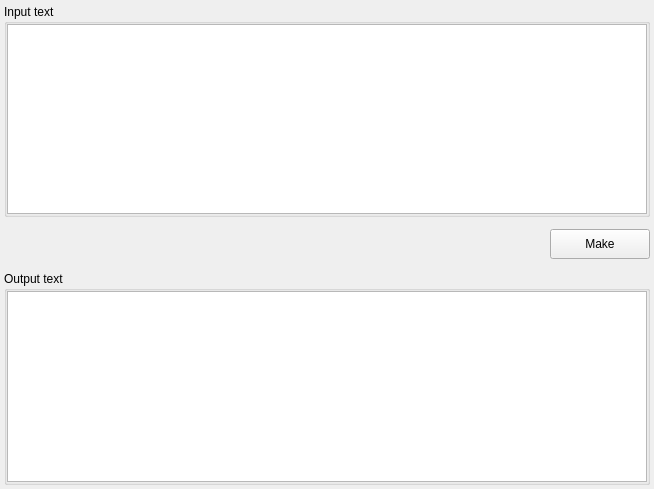
Old version of the form src/gui/symmetric/atbash/atbash.ui in the repository vasilypht/crypto-methods.
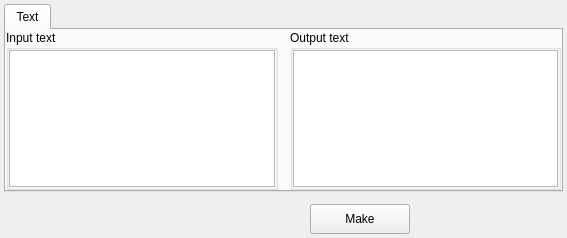
New version of the form.

Commit message: Redesigned ui for Atbash widget

```diff
--- a/src/gui/symmetric/atbash/atbash.ui
+++ b/src/gui/symmetric/atbash/atbash.ui
@@ -6,14 +6,14 @@
    <rect>
     <x>0</x>
     <y>0</y>
-    <width>654</width>
-    <height>489</height>
+    <width>567</width>
+    <height>238</height>
    </rect>
   </property>
   <property name="windowTitle">
    <string>Form</string>
   </property>
-  <layout class="QVBoxLayout" name="verticalLayout">
+  <layout class="QVBoxLayout" name="verticalLayout_3">
    <property name="spacing">
     <number>12</number>
    </property>
@@ -28,16 +28,35 @@
    </property>
    <property name="bottomMargin">
     <number>4</number>
+   </property>
+   <item alignment="Qt::AlignTop">
+    <widget class="QTabWidget" name="tab_widget">
+     <widget class="QWidget" name="tab_text">
+      <attribute name="title">
+       <string>Text</string>
+      </attribute>
+      <layout class="QHBoxLayout" name="horizontalLayout_2">
+       <property name="spacing">
+        <number>12</number>
+       </property>
+       <property name="leftMargin">
+        <number>0</number>
+       </property>
+       <property name="topMargin">
+        <number>0</number>
+       </property>
+       <property name="rightMargin">
+        <number>0</number>
+       </property>
+       <property name="bottomMargin">
+        <number>0</number>
    </property>
    <item>
     <widget class="QGroupBox" name="group_box_input">
      <property name="title">
       <string>Input text</string>
      </property>
-     <layout class="QVBoxLayout" name="verticalLayout_7">
-      <property name="spacing">
-       <number>0</number>
-      </property>
+         <layout class="QVBoxLayout" name="verticalLayout_2">
       <property name="leftMargin">
        <number>0</number>
       </property>
@@ -57,22 +76,61 @@
     </widget>
    </item>
    <item>
-    <layout class="QHBoxLayout" name="horizontal_layout_1">
-     <property name="spacing">
-      <number>12</number>
-     </property>
+        <widget class="QGroupBox" name="group_box_output">
+         <property name="title">
+          <string>Output text</string>
+         </property>
+         <layout class="QVBoxLayout" name="verticalLayout">
+          <property name="leftMargin">
+           <number>0</number>
+          </property>
+          <property name="topMargin">
+           <number>0</number>
+          </property>
+          <property name="rightMargin">
+           <number>0</number>
+          </property>
+          <property name="bottomMargin">
+           <number>0</number>
+          </property>
+          <item>
+           <widget class="QTextEdit" name="text_edit_output">
+            <property name="readOnly">
+             <bool>true</bool>
+            </property>
+           </widget>
+          </item>
+         </layout>
+        </widget>
+       </item>
+      </layout>
+     </widget>
+    </widget>
+   </item>
+   <item>
+    <layout class="QHBoxLayout" name="horizontal_layout">
      <item>
       <spacer name="horizontal_spacer_1">
        <property name="orientation">
         <enum>Qt::Horizontal</enum>
        </property>
-       <property name="sizeType">
-        <enum>QSizePolicy::Expanding</enum>
+       <property name="sizeHint" stdset="0">
+        <size>
+         <width>40</width>
+         <height>20</height>
+        </size>
        </property>
+      </spacer>
+     </item>
+     <item>
+      <spacer name="horizontal_spacer_2">
+       <property name="orientation">
+        <enum>Qt::Horizontal</enum>
+       </property>
        <property name="sizeHint" stdset="0">
         <size>
          <width>40</width>
-         <height>0</height>
+         <height>20</height>
         </size>
        </property>
       </spacer>
@@ -91,43 +149,44 @@
          <height>30</height>
         </size>
        </property>
+       <property name="maximumSize">
+        <size>
+         <width>16777215</width>
+         <height>16777215</height>
+        </size>
+       </property>
        <property name="text">
         <string>Make</string>
        </property>
       </widget>
      </item>
-    </layout>
-   </item>
    <item>
-    <widget class="QGroupBox" name="group_box_output">
-     <property name="title">
-      <string>Output text</string>
-     </property>
-     <layout class="QVBoxLayout" name="verticalLayout_6">
-      <property name="spacing">
-       <number>0</number>
-      </property>
-      <property name="leftMargin">
-       <number>0</number>
-      </property>
-      <property name="topMargin">
-       <number>0</number>
-      </property>
-      <property name="rightMargin">
-       <number>0</number>
-      </property>
-      <property name="bottomMargin">
-       <number>0</number>
-      </property>
-      <item>
-       <widget class="QTextEdit" name="text_edit_output">
-        <property name="readOnly">
-         <bool>true</bool>
-        </property>
-       </widget>
-      </item>
-     </layout>
-    </widget>
+      <spacer name="horizontal_spacer_3">
+       <property name="orientation">
+        <enum>Qt::Horizontal</enum>
+       </property>
+       <property name="sizeHint" stdset="0">
+        <size>
+         <width>40</width>
+         <height>20</height>
+        </size>
+       </property>
+      </spacer>
+     </item>
+    </layout>
+   </item>
+   <item>
+    <spacer name="vertical_spacer_bottom">
+     <property name="orientation">
+      <enum>Qt::Vertical</enum>
+     </property>
+     <property name="sizeHint" stdset="0">
+      <size>
+       <width>0</width>
+       <height>0</height>
+      </size>
+     </property>
+    </spacer>
    </item>
   </layout>
  </widget>
```
Lines whose indentation alone changed are shown as unchanged. The commit also changes 2 other files.
